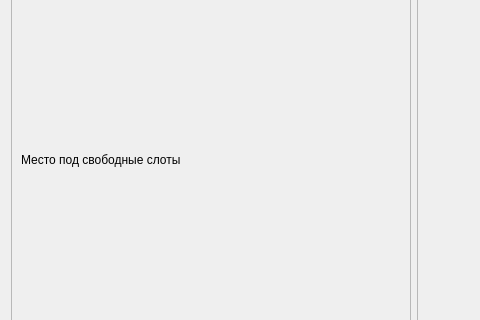
Before: the Qt Designer form ui/pages/eventinfo.ui in Artem535/PsyClientManager, drawn with Qt 5; both pictures show x 0 to 480 and y 388 to 708 of the 1078 by 827 pixel window.
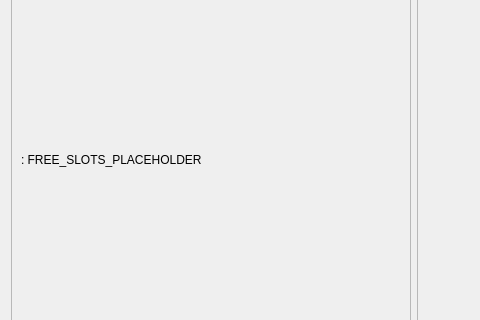
After: the same form once the commit is applied.

Commit message: feat: add async client loading and unify UI placeholders

The edit to the form file:
```diff
--- a/ui/pages/eventinfo.ui
+++ b/ui/pages/eventinfo.ui
@@ -48,7 +48,7 @@
       <item>
        <widget class="QLabel" name="label">
         <property name="text">
-         <string>Место под свободные слоты</string>
+         <string>: FREE_SLOTS_PLACEHOLDER</string>
         </property>
        </widget>
       </item>
```
Left out of the diff: 2 changed lines with no effect on the pictures. Lines whose indentation alone changed are shown as unchanged. The commit also changes 19 other files.
